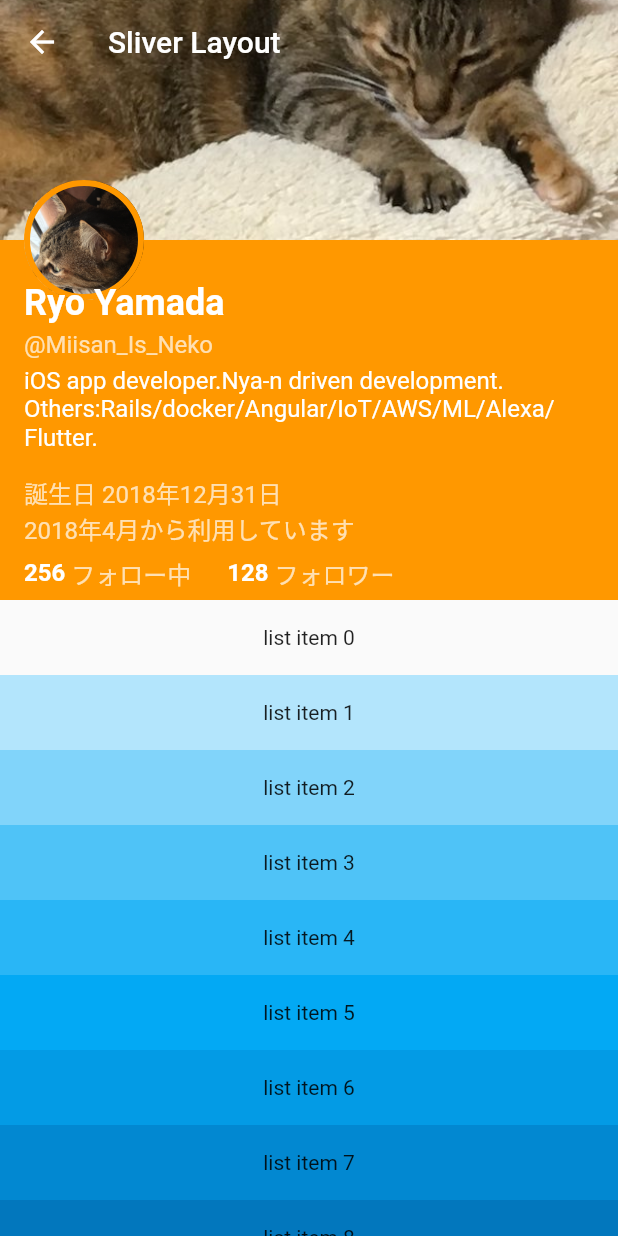
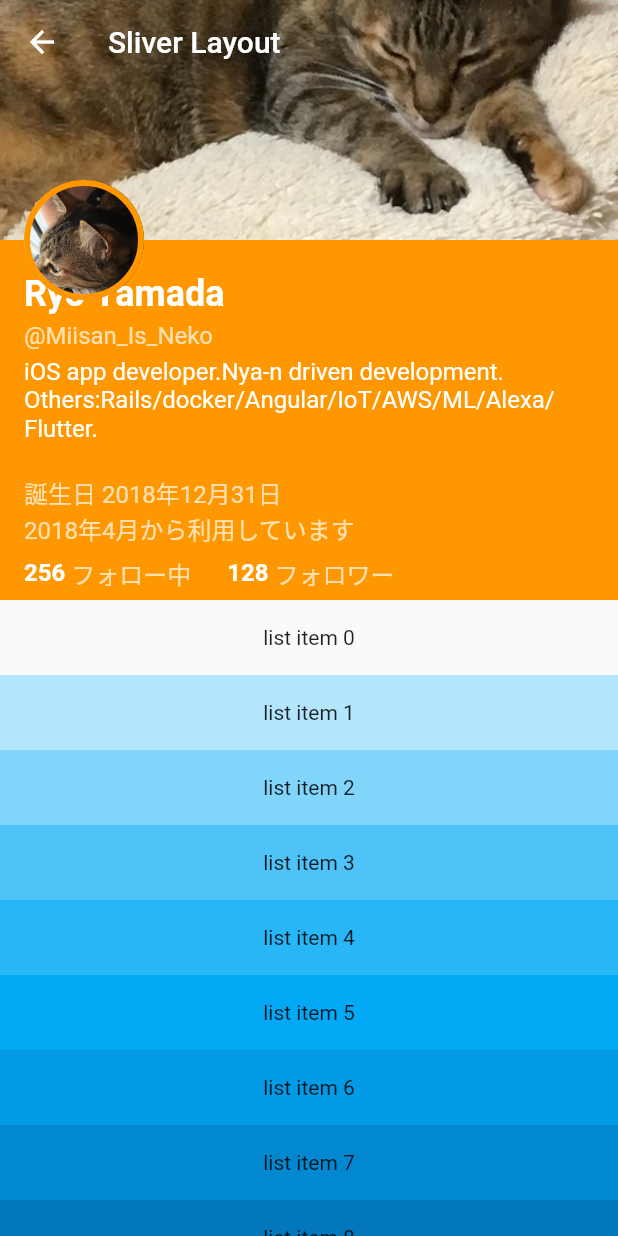
Before and after one commit to NewFieldForMe/FlutterExams, a Flutter app: the SliverLayoutPage screen opened directly, on a phone screen of 412 x 824 dp. Run offline on Flutter 3.47's test engine with Material 2 defaults, Android fonts, the phone set to English and light mode, and no system bars; missing offline and left inert: map_view; statements that could not run were skipped.

Commit message:
change z-index

```diff
--- a/lib/view/SliverLayoutPage.dart
+++ b/lib/view/SliverLayoutPage.dart
@@ -140,18 +140,6 @@ class _SliverLayoutPageState extends State<SliverLayoutPage> {
           return new Stack(
             children: <Widget>[
               Container(color: Colors.orange),
-              Container(
-                height: _headerImageHeight,
-                margin: EdgeInsets.only(bottom: _headerImageBottomMargin),
-                child: _blurHeaderImage('assets/neko1_600x400.jpg'),
-              ),
-              Positioned(
-                bottom: _sliverAppBarHeight - _headerImageHeight - (_profileImageHeight / 2) + _statusBarHeight,
-                height: _profileImageHeight,
-                left: _profileImageLeftMargin,
-                child:
-                  _buildProfileImage('assets/neko2_400x400.png')
-              ),
               Positioned(
                 bottom: 0.0,
                 left: 16.0,
@@ -179,7 +167,7 @@ class _SliverLayoutPageState extends State<SliverLayoutPage> {
                       ),
                     ),
                     Container(
-                      height: 72.0,
+                      height: 78.0,
                       child: Text(
                         "iOS app developer.Nya-n driven development. Others:Rails/docker/Angular/IoT/AWS/ML/Alexa/Flutter.",
                         style: TextStyle(
@@ -248,6 +236,20 @@ class _SliverLayoutPageState extends State<SliverLayoutPage> {
                   ],
                 )
               ),
+              Positioned(
+                height: _headerImageHeight,
+                left: 0.0,
+                right: 0.0,
+                bottom: _headerImageBottomMargin,
+                child: _blurHeaderImage('assets/neko1_600x400.jpg'),
+              ),
+              Positioned(
+                bottom: _sliverAppBarHeight - _headerImageHeight - (_profileImageHeight / 2) + _statusBarHeight,
+                height: _profileImageHeight,
+                left: _profileImageLeftMargin,
+                child:
+                  _buildProfileImage('assets/neko2_400x400.png')
+              ),
             ],
             fit: StackFit.expand,
           );
```
